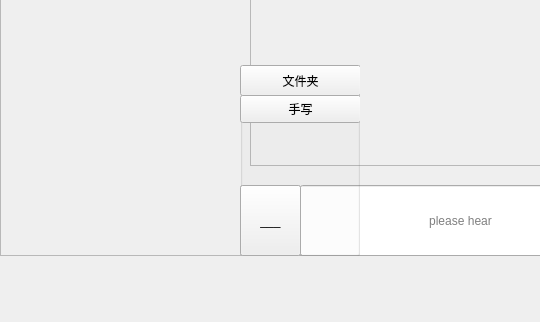
Before: the Qt Designer form mainwindow.ui in liguyano/qt_demo, drawn with Qt 5; both pictures show x 0 to 540 and y 278 to 600 of the 982 by 600 pixel window.
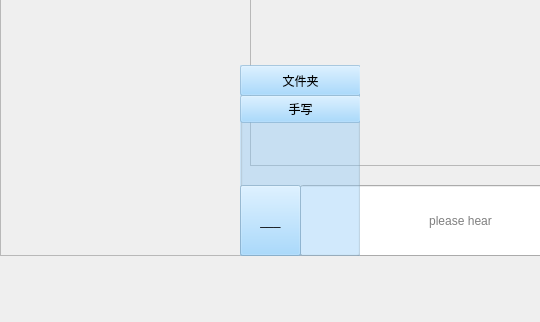
After: the same form once the commit is applied. Icons and pictures are not drawn.

Commit message: add background img

```diff
--- a/mainwindow.ui
+++ b/mainwindow.ui
@@ -174,8 +174,14 @@
                    <height>191</height>
                </rect>
            </property>
+           <property name="styleSheet">
+               <string notr="true">background-color: rgba(143, 207, 255,100);</string>
+           </property>
+           <property name="inputMethodHints">
+               <set>Qt::ImhUrlCharactersOnly</set>
+           </property>
            <property name="title">
-               <string>GroupBox</string>
+               <string/>
            </property>
            <widget class="QPushButton" name="dir_send">
                <property name="geometry">
```
Lines whose indentation alone changed are shown as unchanged. The commit also changes 2 other files.
